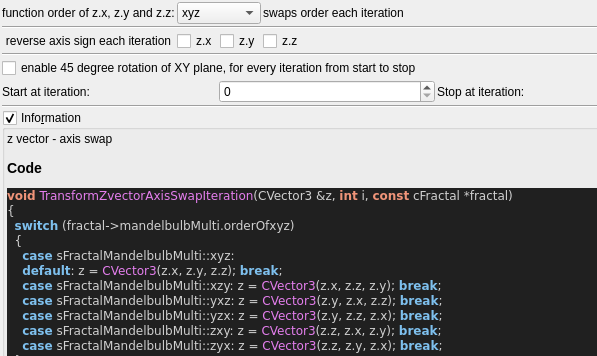
Before: the Qt Designer form mandelbulber2/qt_data/fractal_transf_zvector_axis_swap.ui in buddhi1980/mandelbulber2, drawn with Qt 5; both pictures show x 0 to 597 and y 0 to 356 of the 871 by 677 pixel window.
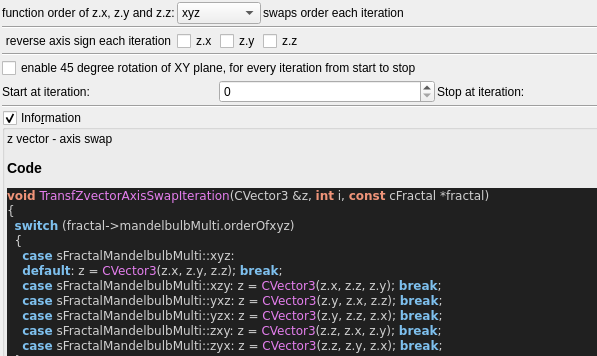
After: the same form once the commit is applied. Custom widgets are drawn as their Qt base class.

The edit to the form file:
```diff
--- a/mandelbulber2/qt_data/fractal_transf_zvector_axis_swap.ui
+++ b/mandelbulber2/qt_data/fractal_transf_zvector_axis_swap.ui
@@ -263,7 +263,7 @@
 &lt;/table&gt;
 &lt;h3&gt;Code&lt;/h3&gt;
 &lt;body style=&quot;background-color:#202020&quot;&gt;
-&lt;pre style=&quot;color:#d0d0d0; background-color:#202020;  font-family:'Courier New',monospace;&quot;&gt;&lt;span style=&quot;color:#f09479; font-weight:bold&quot;&gt;void&lt;/span&gt; &lt;span style=&quot;color:#e47eed&quot;&gt;TransformZvectorAxisSwapIteration&lt;/span&gt;&lt;span style=&quot;color:#d0d0d0&quot;&gt;(&lt;/span&gt;CVector3 &lt;span style=&quot;color:#d0d0d0&quot;&gt;&amp;amp;&lt;/span&gt;z&lt;span style=&quot;color:#d0d0d0&quot;&gt;,&lt;/span&gt; &lt;span style=&quot;color:#f09479; font-weight:bold&quot;&gt;int&lt;/span&gt; i&lt;span style=&quot;color:#d0d0d0&quot;&gt;,&lt;/span&gt; &lt;span style=&quot;color:#f09479; font-weight:bold&quot;&gt;const&lt;/span&gt; cFractal &lt;span style=&quot;color:#d0d0d0&quot;&gt;*&lt;/span&gt;fractal&lt;span style=&quot;color:#d0d0d0&quot;&gt;)&lt;/span&gt;
+&lt;pre style=&quot;color:#d0d0d0; background-color:#202020;  font-family:'Courier New',monospace;&quot;&gt;&lt;span style=&quot;color:#f09479; font-weight:bold&quot;&gt;void&lt;/span&gt; &lt;span style=&quot;color:#e47eed&quot;&gt;TransfZvectorAxisSwapIteration&lt;/span&gt;&lt;span style=&quot;color:#d0d0d0&quot;&gt;(&lt;/span&gt;CVector3 &lt;span style=&quot;color:#d0d0d0&quot;&gt;&amp;amp;&lt;/span&gt;z&lt;span style=&quot;color:#d0d0d0&quot;&gt;,&lt;/span&gt; &lt;span style=&quot;color:#f09479; font-weight:bold&quot;&gt;int&lt;/span&gt; i&lt;span style=&quot;color:#d0d0d0&quot;&gt;,&lt;/span&gt; &lt;span style=&quot;color:#f09479; font-weight:bold&quot;&gt;const&lt;/span&gt; cFractal &lt;span style=&quot;color:#d0d0d0&quot;&gt;*&lt;/span&gt;fractal&lt;span style=&quot;color:#d0d0d0&quot;&gt;)&lt;/span&gt;
 &lt;span style=&quot;color:#d0d0d0&quot;&gt;{&lt;/span&gt;
   &lt;span style=&quot;color:#7ec0ee; font-weight:bold&quot;&gt;switch&lt;/span&gt; &lt;span style=&quot;color:#d0d0d0&quot;&gt;(&lt;/span&gt;fractal&lt;span style=&quot;color:#d0d0d0&quot;&gt;-&amp;gt;&lt;/span&gt;mandelbulbMulti&lt;span style=&quot;color:#d0d0d0&quot;&gt;.&lt;/span&gt;orderOfxyz&lt;span style=&quot;color:#d0d0d0&quot;&gt;)&lt;/span&gt;
   &lt;span style=&quot;color:#d0d0d0&quot;&gt;{&lt;/span&gt;
```
Left out of the diff: 4 changed lines with no effect on the pictures.
